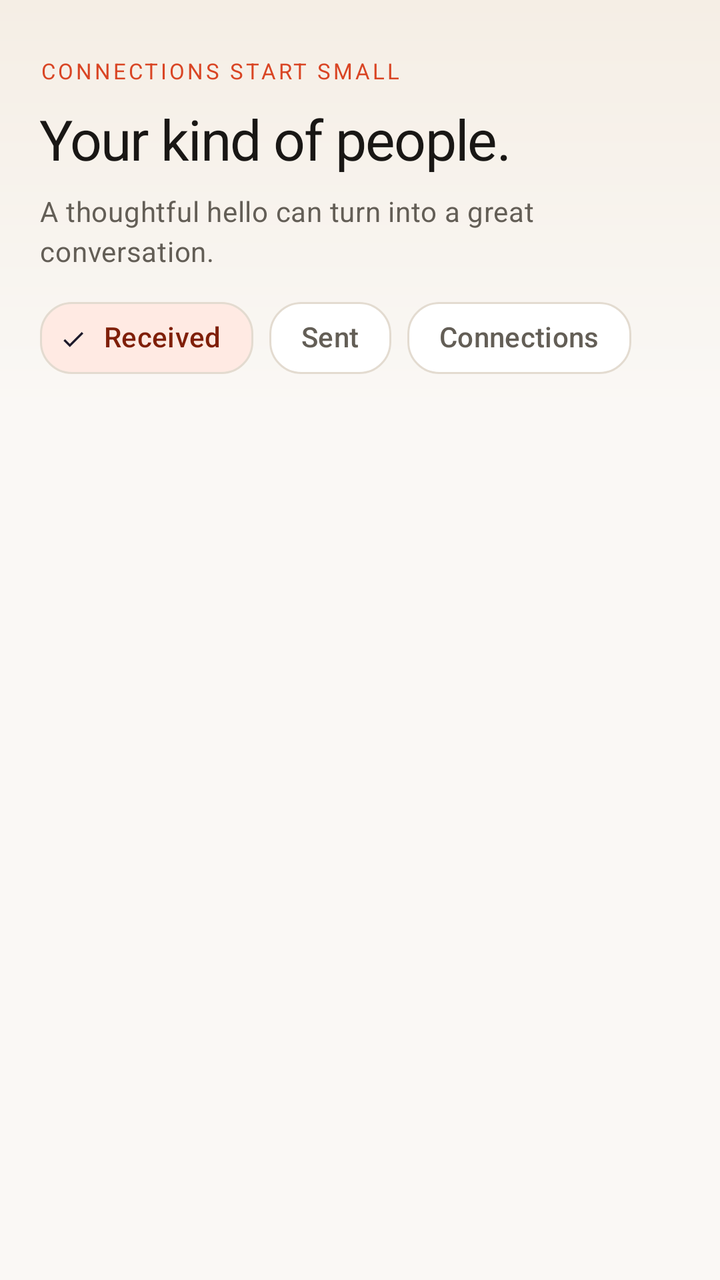
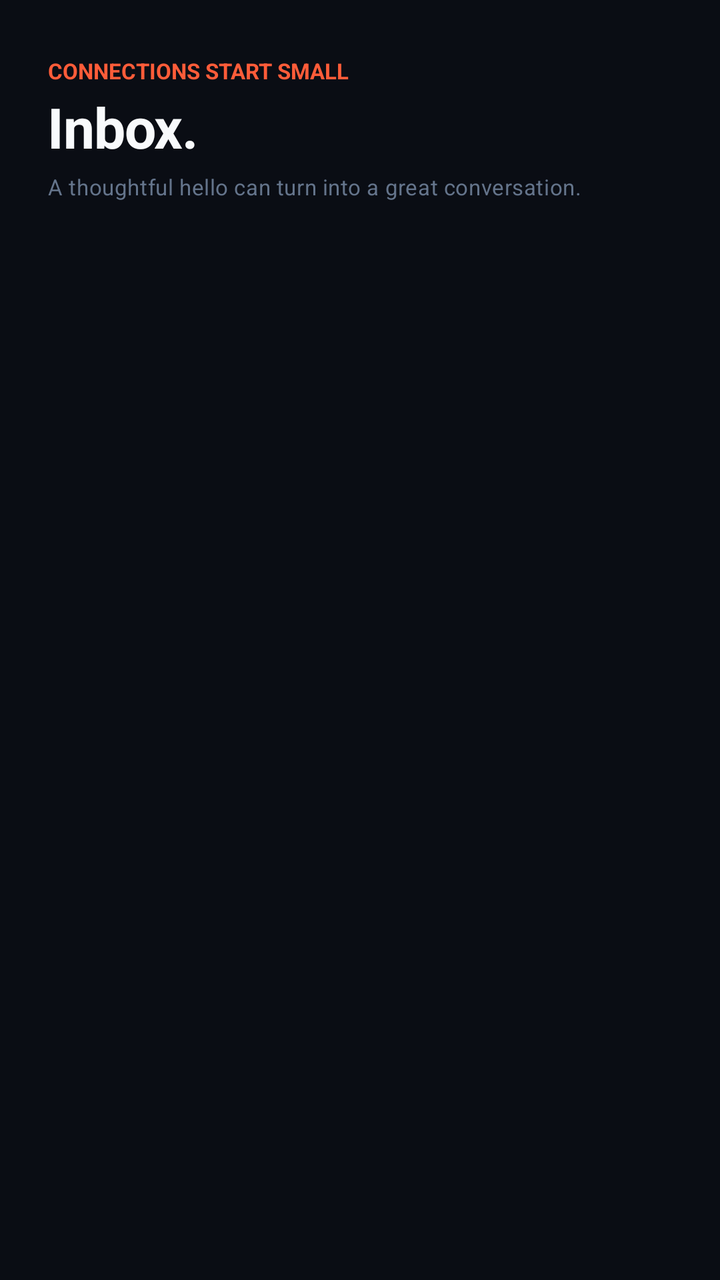

Two renders of the same Android screen: before a commit and after it. Below are the layout's source before the change and the commit's diff.
<!-- AndroidManifest.xml: application theme Theme.Romear -->
<!-- res/layout/fragment_inbox.xml -->
<androidx.coordinatorlayout.widget.CoordinatorLayout xmlns:android="http://schemas.android.com/apk/res/android" xmlns:app="http://schemas.android.com/apk/res-auto" android:layout_width="match_parent" android:layout_height="match_parent" android:background="@color/hello_background">
  <com.google.android.material.appbar.AppBarLayout android:layout_width="match_parent" android:layout_height="wrap_content" android:background="@color/hello_background" android:elevation="0dp" android:stateListAnimator="@null">
    <LinearLayout android:id="@+id/headerContainer" android:layout_width="match_parent" android:layout_height="wrap_content" android:background="@drawable/bg_hello_header" android:elevation="0dp" android:orientation="vertical" android:paddingHorizontal="@dimen/screen_gutter" android:paddingTop="28dp" android:paddingBottom="12dp" app:layout_scrollFlags="scroll|enterAlways">
      <TextView android:id="@+id/headerEyebrow" android:layout_width="wrap_content" android:layout_height="wrap_content" android:text="@string/ui_inbox_eyebrow" android:textAppearance="@style/TextAppearance.Hello.Eyebrow" />
      <TextView android:id="@+id/headerTitle" android:layout_width="wrap_content" android:layout_height="wrap_content" android:layout_marginTop="8dp" android:text="@string/ui_inbox_title" android:textAppearance="@style/TextAppearance.Hello.ScreenTitle" android:accessibilityHeading="true" />
      <TextView android:layout_width="match_parent" android:layout_height="wrap_content" android:layout_marginTop="8dp" android:text="@string/ui_inbox_body" android:textAppearance="@style/TextAppearance.Hello.Caption" android:lineSpacingExtra="3dp" />
      <com.google.android.material.chip.ChipGroup android:id="@+id/inboxTabGroup" android:layout_width="match_parent" android:layout_height="wrap_content" android:layout_marginTop="10dp" app:chipSpacingHorizontal="8dp" app:singleSelection="true" app:selectionRequired="true">
        <com.google.android.material.chip.Chip android:id="@+id/tabReceived" style="@style/Widget.Hello.Filter" android:layout_width="wrap_content" android:layout_height="wrap_content" android:checked="true" android:text="Received" android:textSize="14sp" app:chipCornerRadius="16dp" />
        <com.google.android.material.chip.Chip android:id="@+id/tabSent" style="@style/Widget.Hello.Filter" android:layout_width="wrap_content" android:layout_height="wrap_content" android:text="Sent" android:textSize="14sp" app:chipCornerRadius="16dp" />
        <com.google.android.material.chip.Chip android:id="@+id/tabConnections" style="@style/Widget.Hello.Filter" android:layout_width="wrap_content" android:layout_height="wrap_content" android:text="Connections" android:textSize="14sp" app:chipCornerRadius="16dp" />
      </com.google.android.material.chip.ChipGroup>
    </LinearLayout>
  </com.google.android.material.appbar.AppBarLayout>
  <FrameLayout android:layout_width="match_parent" android:layout_height="match_parent" app:layout_behavior="@string/appbar_scrolling_view_behavior">
    <ProgressBar android:id="@+id/loadingIndicator" android:layout_width="wrap_content" android:layout_height="wrap_content" android:indeterminateTint="@color/hello_primary" android:visibility="gone" android:layout_gravity="center" />
    <androidx.recyclerview.widget.RecyclerView android:id="@+id/inboxRecyclerView" android:layout_width="match_parent" android:layout_height="match_parent" android:clipToPadding="false" android:paddingTop="8dp" android:paddingBottom="24dp" />
    <androidx.core.widget.NestedScrollView android:id="@+id/emptyStateView" android:layout_width="match_parent" android:layout_height="match_parent" android:fillViewport="true" android:visibility="gone">
      <LinearLayout android:layout_width="match_parent" android:layout_height="wrap_content" android:gravity="center" android:orientation="vertical" android:padding="32dp">
        <ImageView android:importantForAccessibility="no" android:layout_width="112dp" android:layout_height="112dp" android:background="@drawable/bg_empty_orbit" android:padding="34dp" android:src="@drawable/ic_inbox" app:tint="@color/hello_primary" />
        <TextView android:id="@+id/emptyStateTitle" android:layout_width="wrap_content" android:layout_height="wrap_content" android:layout_marginTop="16dp" android:text="No Hellos right now" android:textColor="@color/hello_text" android:textSize="22sp" android:textStyle="bold" />
        <TextView android:id="@+id/emptyStateBody" android:layout_width="wrap_content" android:layout_height="wrap_content" android:layout_marginTop="8dp" android:gravity="center" android:lineSpacingExtra="3dp" android:text="When someone nearby introduces themselves, their hello will appear here." android:textColor="@color/hello_text_secondary" android:textSize="14sp" />
      </LinearLayout>
    </androidx.core.widget.NestedScrollView>
    <LinearLayout android:id="@+id/feedError" android:layout_width="match_parent" android:layout_height="wrap_content" android:orientation="vertical" android:padding="24dp" android:gravity="center" android:background="@color/hello_surface" android:visibility="gone" android:layout_gravity="bottom">
      <TextView android:layout_width="match_parent" android:layout_height="wrap_content" android:text="@string/ui_feed_error" android:textAppearance="@style/TextAppearance.Hello.Body" android:gravity="center" android:accessibilityLiveRegion="polite" />
      <com.google.android.material.button.MaterialButton android:id="@+id/feedRetry" android:layout_width="wrap_content" android:layout_height="wrap_content" android:layout_marginTop="8dp" android:text="@string/ui_feed_retry" />
    </LinearLayout>
  </FrameLayout>
</androidx.coordinatorlayout.widget.CoordinatorLayout>
<!-- resources referenced by this layout -->
<resources>
  <color name="hello_background">#FAF8F5</color>
  <color name="hello_primary">#D94524</color>
  <color name="hello_surface">#FFFFFF</color>
  <color name="hello_text">#191715</color>
  <color name="hello_text_secondary">#635E56</color>
  <dimen name="screen_gutter">20dp</dimen>
  <!-- drawable bg_hello_header (drawable) -->
  <shape xmlns:android="http://schemas.android.com/apk/res/android"><gradient android:angle="270" android:startColor="@color/hello_header_tint" android:endColor="@color/hello_background" /></shape>
  <string name="ui_inbox_title">Your kind of people.</string>
  <style name="TextAppearance.Hello.Body" parent="TextAppearance.Material3.BodyLarge">
          <item name="android:textSize">@dimen/body_type</item>
          <item name="android:textColor">@color/hello_text_secondary</item>
          <item name="android:lineHeight">24sp</item>
      </style>
  <style name="TextAppearance.Hello.Caption" parent="TextAppearance.Material3.BodyMedium">
          <item name="android:textSize">14sp</item>
          <item name="android:textColor">@color/hello_text_secondary</item>
          <item name="android:lineHeight">20sp</item>
      </style>
  <style name="TextAppearance.Hello.Eyebrow" parent="TextAppearance.Material3.LabelMedium">
          <item name="android:textSize">11sp</item>
          <item name="android:letterSpacing">0.12</item>
          <item name="android:fontFamily">sans-serif-medium</item>
          <item name="android:textColor">@color/hello_primary</item>
      </style>
  <style name="TextAppearance.Hello.ScreenTitle" parent="TextAppearance.Hello.Hero">
          <item name="android:textSize">28sp</item>
          <item name="android:fontFamily">sans-serif-medium</item>
          <item name="android:letterSpacing">-0.02</item>
          <item name="android:lineHeight">36sp</item>
          <item name="android:textColor">@color/hello_text</item>
      </style>
  <style name="Widget.Hello.Filter" parent="Widget.Material3.Chip.Filter">
          <item name="android:textSize">13sp</item>
          <item name="android:fontFamily">sans-serif-medium</item>
          <item name="chipCornerRadius">18dp</item>
          <item name="chipMinHeight">36dp</item>
          <item name="ensureMinTouchTargetSize">true</item>
          <item name="chipBackgroundColor">@color/hello_chip_background</item>
          <item name="android:textColor">@color/hello_chip_text</item>
          <item name="chipStrokeColor">@color/hello_outline</item>
          <item name="chipStrokeWidth">1dp</item>
      </style>
  <color name="hello_primary_container">#FFEAE3</color>
  <color name="hello_outline">#E3DBD0</color>
  <color name="hello_success">#059669</color>
  <color name="hello_header_tint">#F5EEE5</color>
  <dimen name="body_type">15sp</dimen>
  <style name="TextAppearance.Hello.Hero" parent="TextAppearance.Material3.HeadlineLarge">
          <item name="android:textSize">34sp</item>
          <item name="android:fontFamily">sans-serif-medium</item>
          <item name="android:letterSpacing">-0.025</item>
          <item name="android:textColor">@color/hello_text</item>
          <item name="android:lineHeight">42sp</item>
      </style>
  <style name="Base.Theme.Romear" parent="Theme.Material3.DayNight.NoActionBar">
          <item name="colorPrimary">@color/hello_primary</item>
          <item name="colorPrimaryContainer">@color/hello_primary_container</item>
          <item name="colorOnPrimaryContainer">@color/hello_on_primary_container</item>
          <item name="colorOnPrimary">@color/hello_on_primary</item>
          <item name="colorSecondary">@color/hello_success</item>
          <item name="colorSurface">@color/hello_surface</item>
          <item name="colorOnSurface">@color/hello_text</item>
          <item name="colorOnSurfaceVariant">@color/hello_text_secondary</item>
          <item name="colorSurfaceVariant">@color/hello_surface_variant</item>
          <item name="colorOutline">@color/hello_outline</item>
          <item name="colorError">@color/hello_error</item>
          <item name="android:colorBackground">@color/hello_background</item>
          <item name="android:fontFamily">sans-serif</item>
          <item name="android:windowLightStatusBar">true</item>
          <item name="bottomSheetDialogTheme">@style/ThemeOverlay.Hello.Sheet</item>
          <item name="materialButtonStyle">@style/Widget.Hello.Button</item>
      </style>
  <color name="hello_on_primary_container">#7F1F08</color>
  <color name="hello_surface_variant">#F2EDE6</color>
  <color name="hello_error">#DC2626</color>
  <style name="Widget.Hello.Button" parent="Widget.Material3.Button">
          <item name="android:minHeight">@dimen/button_height</item>
          <item name="android:textSize">@dimen/body_type</item>
          <item name="android:letterSpacing">0.01</item>
          <item name="android:fontFamily">sans-serif-medium</item>
          <item name="cornerRadius">24dp</item>
          <item name="android:paddingHorizontal">20dp</item>
          <item name="elevation">0dp</item>
      </style>
  <style name="Widget.Hello.Sheet" parent="Widget.Material3.BottomSheet.Modal">
          <item name="shapeAppearance">@style/ShapeAppearance.Hello.Sheet</item>
          <item name="backgroundTint">@color/hello_surface</item>
      </style>
  <dimen name="button_height">52dp</dimen>
  <style name="ShapeAppearance.Hello.Sheet" parent="ShapeAppearance.Material3.LargeComponent">
          <item name="cornerSizeTopLeft">24dp</item>
          <item name="cornerSizeTopRight">24dp</item>
      </style>
  <!-- unchanged entries left out for length: 9 -->
</resources>

<!-- the commit's change to res/layout/fragment_inbox.xml (unified diff, before → after) -->
@@ -1,10 +1,10 @@
 <androidx.coordinatorlayout.widget.CoordinatorLayout xmlns:android="http://schemas.android.com/apk/res/android" xmlns:app="http://schemas.android.com/apk/res-auto" android:layout_width="match_parent" android:layout_height="match_parent" android:background="@color/hello_background">
   <com.google.android.material.appbar.AppBarLayout android:layout_width="match_parent" android:layout_height="wrap_content" android:background="@color/hello_background" android:elevation="0dp" android:stateListAnimator="@null">
-    <LinearLayout android:id="@+id/headerContainer" android:layout_width="match_parent" android:layout_height="wrap_content" android:background="@drawable/bg_hello_header" android:elevation="0dp" android:orientation="vertical" android:paddingHorizontal="@dimen/screen_gutter" android:paddingTop="28dp" android:paddingBottom="12dp" app:layout_scrollFlags="scroll|enterAlways">
+    <LinearLayout android:id="@+id/headerContainer" android:layout_width="match_parent" android:layout_height="wrap_content" android:background="@color/bg_canvas" android:elevation="0dp" android:orientation="vertical" android:paddingHorizontal="@dimen/screen_gutter" android:paddingTop="28dp" android:paddingBottom="12dp" app:layout_scrollFlags="scroll|enterAlways">
       <TextView android:id="@+id/headerEyebrow" android:layout_width="wrap_content" android:layout_height="wrap_content" android:text="@string/ui_inbox_eyebrow" android:textAppearance="@style/TextAppearance.Hello.Eyebrow" />
-      <TextView android:id="@+id/headerTitle" android:layout_width="wrap_content" android:layout_height="wrap_content" android:layout_marginTop="8dp" android:text="@string/ui_inbox_title" android:textAppearance="@style/TextAppearance.Hello.ScreenTitle" android:accessibilityHeading="true" />
-      <TextView android:layout_width="match_parent" android:layout_height="wrap_content" android:layout_marginTop="8dp" android:text="@string/ui_inbox_body" android:textAppearance="@style/TextAppearance.Hello.Caption" android:lineSpacingExtra="3dp" />
-      <com.google.android.material.chip.ChipGroup android:id="@+id/inboxTabGroup" android:layout_width="match_parent" android:layout_height="wrap_content" android:layout_marginTop="10dp" app:chipSpacingHorizontal="8dp" app:singleSelection="true" app:selectionRequired="true">
+      <TextView android:id="@+id/headerTitle" android:layout_width="wrap_content" android:layout_height="wrap_content" android:layout_marginTop="2dp" android:text="Inbox." android:textAppearance="@style/TextAppearance.Hello.ScreenTitle" android:accessibilityHeading="true" />
+      <TextView android:id="@+id/inboxSummary" android:layout_width="match_parent" android:layout_height="wrap_content" android:layout_marginTop="4dp" android:text="@string/ui_inbox_body" android:textAppearance="@style/TextAppearance.Hello.Caption" android:lineSpacingExtra="2dp" />
+      <com.google.android.material.chip.ChipGroup android:visibility="gone" android:id="@+id/inboxTabGroup" android:layout_width="match_parent" android:layout_height="wrap_content" android:layout_marginTop="10dp" app:chipSpacingHorizontal="8dp" app:singleSelection="true" app:selectionRequired="true">
         <com.google.android.material.chip.Chip android:id="@+id/tabReceived" style="@style/Widget.Hello.Filter" android:layout_width="wrap_content" android:layout_height="wrap_content" android:checked="true" android:text="Received" android:textSize="14sp" app:chipCornerRadius="16dp" />
         <com.google.android.material.chip.Chip android:id="@+id/tabSent" style="@style/Widget.Hello.Filter" android:layout_width="wrap_content" android:layout_height="wrap_content" android:text="Sent" android:textSize="14sp" app:chipCornerRadius="16dp" />
         <com.google.android.material.chip.Chip android:id="@+id/tabConnections" style="@style/Widget.Hello.Filter" android:layout_width="wrap_content" android:layout_height="wrap_content" android:text="Connections" android:textSize="14sp" app:chipCornerRadius="16dp" />
@@ -17,8 +17,8 @@
     <androidx.core.widget.NestedScrollView android:id="@+id/emptyStateView" android:layout_width="match_parent" android:layout_height="match_parent" android:fillViewport="true" android:visibility="gone">
       <LinearLayout android:layout_width="match_parent" android:layout_height="wrap_content" android:gravity="center" android:orientation="vertical" android:padding="32dp">
         <ImageView android:importantForAccessibility="no" android:layout_width="112dp" android:layout_height="112dp" android:background="@drawable/bg_empty_orbit" android:padding="34dp" android:src="@drawable/ic_inbox" app:tint="@color/hello_primary" />
-        <TextView android:id="@+id/emptyStateTitle" android:layout_width="wrap_content" android:layout_height="wrap_content" android:layout_marginTop="16dp" android:text="No Hellos right now" android:textColor="@color/hello_text" android:textSize="22sp" android:textStyle="bold" />
-        <TextView android:id="@+id/emptyStateBody" android:layout_width="wrap_content" android:layout_height="wrap_content" android:layout_marginTop="8dp" android:gravity="center" android:lineSpacingExtra="3dp" android:text="When someone nearby introduces themselves, their hello will appear here." android:textColor="@color/hello_text_secondary" android:textSize="14sp" />
+        <TextView android:id="@+id/emptyStateTitle" android:layout_width="wrap_content" android:layout_height="wrap_content" android:layout_marginTop="20dp" android:text="No Hellos right now" android:textColor="@color/white" android:textSize="22sp" android:textStyle="bold" />
+        <TextView android:id="@+id/emptyStateBody" android:layout_width="wrap_content" android:layout_height="wrap_content" android:layout_marginTop="8dp" android:gravity="center" android:lineSpacingExtra="3dp" android:text="When someone nearby introduces themselves, their hello will appear here." android:textColor="@color/text_secondary" android:textSize="14sp" />
       </LinearLayout>
     </androidx.core.widget.NestedScrollView>
     <LinearLayout android:id="@+id/feedError" android:layout_width="match_parent" android:layout_height="wrap_content" android:orientation="vertical" android:padding="24dp" android:gravity="center" android:background="@color/hello_surface" android:visibility="gone" android:layout_gravity="bottom">
<!-- resource entries referenced after the edit -->
@@ -1,60 +1,65 @@
 <!-- resources referenced by this layout -->
 <resources>
-  <color name="hello_background">#FAF8F5</color>
-  <color name="hello_primary">#D94524</color>
-  <color name="hello_surface">#FFFFFF</color>
-  <color name="hello_text">#191715</color>
-  <color name="hello_text_secondary">#635E56</color>
-  <dimen name="screen_gutter">20dp</dimen>
-  <!-- drawable bg_hello_header (drawable) -->
-  <shape xmlns:android="http://schemas.android.com/apk/res/android"><gradient android:angle="270" android:startColor="@color/hello_header_tint" android:endColor="@color/hello_background" /></shape>
-  <string name="ui_inbox_title">Your kind of people.</string>
+  <color name="bg_canvas">#0A0D14</color>
+  <color name="hello_background">#0A0D14</color>
+  <color name="hello_primary">#FF5C39</color>
+  <color name="hello_surface">#121620</color>
+  <color name="text_secondary">#94A3B8</color>
+  <color name="white">#FFFFFFFF</color>
+  <color name="hello_text">#F8FAFC</color>
+  <color name="text_tertiary">#64748B</color>
+  <color name="primary_coral">#FF5C39</color>
+  <color name="hello_text_secondary">#94A3B8</color>
+  <dimen name="screen_gutter">24dp</dimen>
   <style name="TextAppearance.Hello.Body" parent="TextAppearance.Material3.BodyLarge">
-          <item name="android:textSize">@dimen/body_type</item>
-          <item name="android:textColor">@color/hello_text_secondary</item>
-          <item name="android:lineHeight">24sp</item>
+          <item name="android:textSize">14sp</item>
+          <item name="android:textColor">@color/text_secondary</item>
+          <item name="android:lineHeight">19sp</item>
       </style>
   <style name="TextAppearance.Hello.Caption" parent="TextAppearance.Material3.BodyMedium">
-          <item name="android:textSize">14sp</item>
-          <item name="android:textColor">@color/hello_text_secondary</item>
-          <item name="android:lineHeight">20sp</item>
+          <item name="android:textSize">11sp</item>
+          <item name="android:textColor">@color/text_tertiary</item>
+          <item name="android:lineHeight">18sp</item>
       </style>
   <style name="TextAppearance.Hello.Eyebrow" parent="TextAppearance.Material3.LabelMedium">
           <item name="android:textSize">11sp</item>
-          <item name="android:letterSpacing">0.12</item>
+          <item name="android:letterSpacing">0</item>
           <item name="android:fontFamily">sans-serif-medium</item>
-          <item name="android:textColor">@color/hello_primary</item>
+          <item name="android:textStyle">bold</item>
+          <item name="android:textColor">@color/primary_coral</item>
       </style>
   <style name="TextAppearance.Hello.ScreenTitle" parent="TextAppearance.Hello.Hero">
           <item name="android:textSize">28sp</item>
-          <item name="android:fontFamily">sans-serif-medium</item>
-          <item name="android:letterSpacing">-0.02</item>
-          <item name="android:lineHeight">36sp</item>
-          <item name="android:textColor">@color/hello_text</item>
+          <item name="android:fontFamily">sans-serif</item>
+          <item name="android:textStyle">bold</item>
+          <item name="android:letterSpacing">-0.015</item>
+          <item name="android:lineHeight">39sp</item>
+          <item name="android:textColor">@color/text_primary</item>
       </style>
   <style name="Widget.Hello.Filter" parent="Widget.Material3.Chip.Filter">
-          <item name="android:textSize">13sp</item>
+          <item name="android:textSize">12sp</item>
           <item name="android:fontFamily">sans-serif-medium</item>
-          <item name="chipCornerRadius">18dp</item>
+          <item name="chipCornerRadius">999dp</item>
           <item name="chipMinHeight">36dp</item>
           <item name="ensureMinTouchTargetSize">true</item>
           <item name="chipBackgroundColor">@color/hello_chip_background</item>
           <item name="android:textColor">@color/hello_chip_text</item>
-          <item name="chipStrokeColor">@color/hello_outline</item>
+          <item name="chipStrokeColor">@color/hello_chip_stroke</item>
+          <item name="checkedIconVisible">false</item>
           <item name="chipStrokeWidth">1dp</item>
       </style>
-  <color name="hello_primary_container">#FFEAE3</color>
-  <color name="hello_outline">#E3DBD0</color>
-  <color name="hello_success">#059669</color>
-  <color name="hello_header_tint">#F5EEE5</color>
-  <dimen name="body_type">15sp</dimen>
+  <color name="hello_primary_container">#242C3D</color>
+  <color name="hello_outline">#2A3346</color>
+  <color name="hello_success">#10B981</color>
   <style name="TextAppearance.Hello.Hero" parent="TextAppearance.Material3.HeadlineLarge">
-          <item name="android:textSize">34sp</item>
-          <item name="android:fontFamily">sans-serif-medium</item>
-          <item name="android:letterSpacing">-0.025</item>
-          <item name="android:textColor">@color/hello_text</item>
-          <item name="android:lineHeight">42sp</item>
+          <item name="android:textSize">32sp</item>
+          <item name="android:fontFamily">sans-serif</item>
+          <item name="android:textStyle">bold</item>
+          <item name="android:letterSpacing">-0.02</item>
+          <item name="android:textColor">@color/text_primary</item>
+          <item name="android:lineHeight">38sp</item>
       </style>
+  <color name="text_primary">#F8FAFC</color>
   <style name="Base.Theme.Romear" parent="Theme.Material3.DayNight.NoActionBar">
           <item name="colorPrimary">@color/hello_primary</item>
           <item name="colorPrimaryContainer">@color/hello_primary_container</item>
@@ -69,31 +74,49 @@
           <item name="colorError">@color/hello_error</item>
           <item name="android:colorBackground">@color/hello_background</item>
           <item name="android:fontFamily">sans-serif</item>
-          <item name="android:windowLightStatusBar">true</item>
+          <item name="android:windowLightStatusBar">false</item>
+          <item name="android:windowLightNavigationBar" tools:targetApi="o_mr1">false</item>
           <item name="bottomSheetDialogTheme">@style/ThemeOverlay.Hello.Sheet</item>
           <item name="materialButtonStyle">@style/Widget.Hello.Button</item>
       </style>
-  <color name="hello_on_primary_container">#7F1F08</color>
-  <color name="hello_surface_variant">#F2EDE6</color>
-  <color name="hello_error">#DC2626</color>
+  <color name="hello_on_primary_container">#FF7854</color>
+  <color name="hello_surface_variant">#1A202C</color>
+  <color name="hello_error">#EF4444</color>
   <style name="Widget.Hello.Button" parent="Widget.Material3.Button">
-          <item name="android:minHeight">@dimen/button_height</item>
-          <item name="android:textSize">@dimen/body_type</item>
+          <item name="android:minHeight">56dp</item>
+          <item name="android:textSize">14sp</item>
           <item name="android:letterSpacing">0.01</item>
           <item name="android:fontFamily">sans-serif-medium</item>
-          <item name="cornerRadius">24dp</item>
-          <item name="android:paddingHorizontal">20dp</item>
+          <item name="cornerRadius">999dp</item>
+          <item name="android:paddingHorizontal">24dp</item>
           <item name="elevation">0dp</item>
+          <item name="android:insetTop">0dp</item>
+          <item name="android:insetBottom">0dp</item>
+          <item name="android:textAllCaps">false</item>
+          <item name="android:background">@drawable/bg_gradient_primary</item>
+          <item name="backgroundTint">@null</item>
+          <item name="android:textColor">@color/white</item>
       </style>
   <style name="Widget.Hello.Sheet" parent="Widget.Material3.BottomSheet.Modal">
           <item name="shapeAppearance">@style/ShapeAppearance.Hello.Sheet</item>
-          <item name="backgroundTint">@color/hello_surface</item>
+          <item name="backgroundTint">@color/hello_surface_variant</item>
       </style>
-  <dimen name="button_height">52dp</dimen>
+  <!-- drawable bg_gradient_primary (drawable) -->
+  <?xml version="1.0" encoding="utf-8"?>
+  <shape xmlns:android="http://schemas.android.com/apk/res/android"
+      android:shape="rectangle">
+      <gradient
+          android:angle="0"
+          android:startColor="@color/primary_coral"
+          android:endColor="@color/primary_coral_end"
+          android:type="linear" />
+      <corners android:radius="999dp" />
+  </shape>
   <style name="ShapeAppearance.Hello.Sheet" parent="ShapeAppearance.Material3.LargeComponent">
-          <item name="cornerSizeTopLeft">24dp</item>
-          <item name="cornerSizeTopRight">24dp</item>
+          <item name="cornerSizeTopLeft">28dp</item>
+          <item name="cornerSizeTopRight">28dp</item>
       </style>
+  <color name="primary_coral_end">#FF7854</color>
   <!-- unchanged entries left out for length: 9 -->
 </resources>
 
